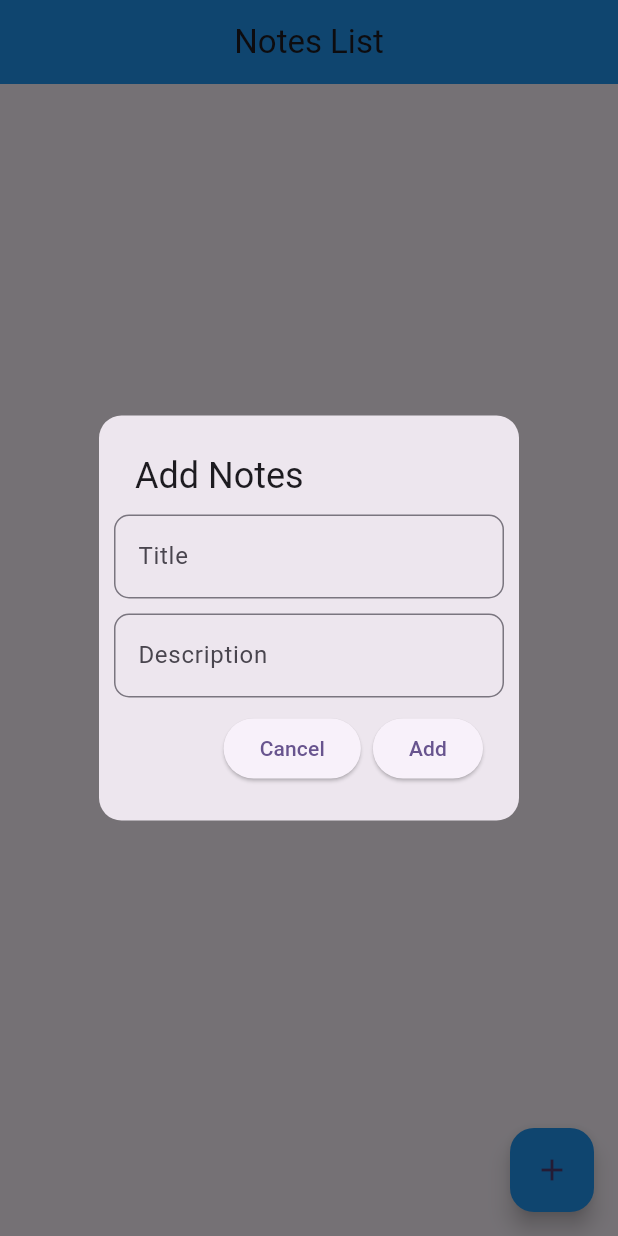
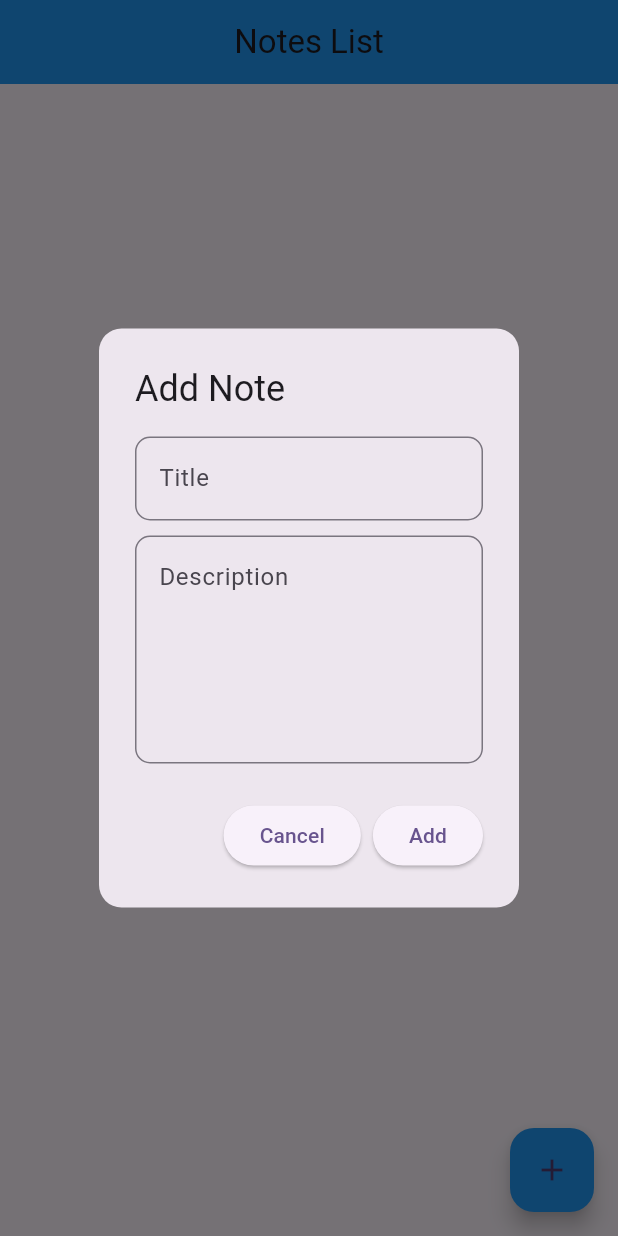
Before and after one commit to rafiullahkhaleel/flutter-sqlite-database, a Flutter app: the screen it shows after launch, after a tap on the "add" icon, on a phone screen of 412 x 824 dp. Run offline on Flutter 3.47's test engine with Material 3 defaults, Android fonts, the phone set to English and light mode, and no system bars; our stand-ins replace flutter_riverpod, sqflite; accounts and stored records are empty.

Commit message:
feat: refactor notes fetching to use NoteEntity and implement MyHomeScreen with CRUD functionality

```diff
--- a/lib/clean_architecture/features/notes/domain/usecases/fetch_notes.dart
+++ b/lib/clean_architecture/features/notes/domain/usecases/fetch_notes.dart
@@ -1,8 +1,9 @@
 import 'package:sqlite_database/clean_architecture/features/notes/data/model/note_model.dart';
+import 'package:sqlite_database/clean_architecture/features/notes/domain/entities/entities.dart';
 import 'package:sqlite_database/clean_architecture/features/notes/domain/repositories/note_repository.dart';
 
 class FetchNotes {
   final NotesRepository repo;
   FetchNotes(this.repo);
-  Future<List<NoteModel>> call() => repo.fetchNotes();
+  Future<List<NoteEntity>> call() => repo.fetchNotes();
 }
--- a/lib/clean_architecture/features/notes/presentation/notes_provider.dart
+++ b/lib/clean_architecture/features/notes/presentation/providers/notes_provider.dart
@@ -2,13 +2,26 @@ import 'package:flutter_riverpod/flutter_riverpod.dart';
 import 'package:flutter_riverpod/legacy.dart';
 import 'package:sqlite_database/clean_architecture/features/notes/domain/entities/entities.dart';
 
-import '../data/model/note_model.dart';
-import '../domain/usecases/add_notes.dart';
-import '../domain/usecases/delete_notes.dart';
-import '../domain/usecases/fetch_notes.dart';
-import '../domain/usecases/update_notes.dart';
+import '../../data/datasources/note_local_datasource.dart';
+import '../../data/repositories/note_repository_impl.dart';
+import '../../domain/usecases/add_notes.dart';
+import '../../domain/usecases/delete_notes.dart';
+import '../../domain/usecases/fetch_notes.dart';
+import '../../domain/usecases/update_notes.dart';
 
-class NotesNotifier extends StateNotifier<AsyncValue<List<NoteModel>>> {
+final notesProvider =
+    StateNotifierProvider<NotesNotifier, AsyncValue<List<NoteEntity>>>((ref) {
+      final dataSource = NoteLocalDatasource();
+      final repo = NoteRepositoryImpl(dataSource);
+      return NotesNotifier(
+        FetchNotes(repo),
+        AddNotes(repo),
+        UpdateNotes(repo),
+        DeleteNotes(repo),
+      );
+    });
+
+class NotesNotifier extends StateNotifier<AsyncValue<List<NoteEntity>>> {
   final FetchNotes _fetchNotes;
   final AddNotes _addNotes;
   final UpdateNotes _updateNotes;
--- /dev/null
+++ b/lib/clean_architecture/features/notes/presentation/screens/home_screen.dart
@@ -0,0 +1,117 @@
+import 'package:flutter/material.dart';
+import 'package:flutter_riverpod/flutter_riverpod.dart';
+import '../../domain/entities/entities.dart';
+import '../providers/notes_provider.dart';
+import '../widgets/note_dialog.dart';
+
+class MyHomeScreen extends ConsumerWidget {
+  const MyHomeScreen({super.key});
+
+  @override
+  Widget build(BuildContext context, WidgetRef ref) {
+    final notesState = ref.watch(notesProvider);
+
+    return Scaffold(
+      appBar: AppBar(
+        title: const Text('Notes List'),
+        centerTitle: true,
+        backgroundColor: Colors.blue,
+      ),
+
+      body: notesState.when(
+        loading: () => const Center(child: CircularProgressIndicator()),
+        error: (e, _) => Center(child: Text(e.toString())),
+        data: (notes) {
+          if (notes.isEmpty) {
+            return const Center(child: Text("No Notes available"));
+          }
+
+          return ListView.builder(
+            itemCount: notes.length,
+            itemBuilder: (context, index) {
+              final NoteEntity note = notes[index];
+
+              return ListTile(
+                leading: Text("${index + 1}"),
+                title: Text(note.title),
+                subtitle: Text(note.description),
+                trailing: Row(
+                  mainAxisSize: MainAxisSize.min,
+                  children: [
+                    /// ---------- Edit Button ----------
+                    IconButton(
+                      icon: const Icon(Icons.edit),
+                      onPressed: () {
+                        showDialog(
+                          context: context,
+                          builder: (context) {
+                            return NoteDialog(
+                              isEdit: true,
+                              titleText: note.title,
+                              descText: note.description,
+                              onSubmit: (title, desc) async {
+                                await ref
+                                    .read(notesProvider.notifier)
+                                    .update(note.id!, title, desc);
+
+                                Navigator.pop(context);
+                                ScaffoldMessenger.of(context).showSnackBar(
+                                  const SnackBar(
+                                      content: Text("Note Updated")),
+                                );
+                              },
+                            );
+                          },
+                        );
+                      },
+                    ),
+
+                    /// ---------- Delete Button ----------
+                    IconButton(
+                      icon: const Icon(Icons.delete),
+                      onPressed: () async {
+                        await ref
+                            .read(notesProvider.notifier)
+                            .delete(note.id!);
+
+                        ScaffoldMessenger.of(context).showSnackBar(
+                          const SnackBar(content: Text("Note Deleted")),
+                        );
+                      },
+                    ),
+                  ],
+                ),
+              );
+            },
+          );
+        },
+      ),
+
+      /// ---------- Floating Button ----------
+      floatingActionButton: FloatingActionButton(
+        backgroundColor: Colors.blue,
+        child: const Icon(Icons.add),
+        onPressed: () {
+          showDialog(
+            context: context,
+            builder: (context) {
+              return NoteDialog(
+                isEdit: false,
+                onSubmit: (title, desc) async {
+                  await ref
+                      .read(notesProvider.notifier)
+                      .add(title, desc);
+
+                  Navigator.pop(context);
+                  ScaffoldMessenger.of(context).showSnackBar(
+                    const SnackBar(content: Text("Note Added")),
+                  );
+                },
+              );
+            },
+          );
+        },
+      ),
+    );
+  }
+}
--- /dev/null
+++ b/lib/clean_architecture/features/notes/presentation/widgets/note_dialog.dart
@@ -0,0 +1,80 @@
+import 'package:flutter/material.dart';
+
+class NoteDialog extends StatefulWidget {
+  final bool isEdit;
+  final String? titleText;
+  final String? descText;
+  final Function(String title, String desc) onSubmit;
+
+  const NoteDialog({
+    super.key,
+    required this.onSubmit,
+    this.isEdit = false,
+    this.titleText,
+    this.descText,
+  });
+
+  @override
+  State<NoteDialog> createState() => _NoteDialogState();
+}
+
+class _NoteDialogState extends State<NoteDialog> {
+  late TextEditingController titleController;
+  late TextEditingController descController;
+
+  @override
+  void initState() {
+    titleController = TextEditingController(text: widget.titleText ?? "");
+    descController = TextEditingController(text: widget.descText ?? "");
+    super.initState();
+  }
+
+  @override
+  Widget build(BuildContext context) {
+    return AlertDialog(
+      shape: RoundedRectangleBorder(borderRadius: BorderRadius.circular(15)),
+      title: Text(widget.isEdit ? "Edit Note" : "Add Note"),
+      content: Column(
+        mainAxisSize: MainAxisSize.min,
+        children: [
+          TextField(
+            controller: titleController,
+            decoration: InputDecoration(
+              hintText: 'Title',
+              border: OutlineInputBorder(
+                borderRadius: BorderRadius.circular(10),
+              ),
+            ),
+          ),
+          const SizedBox(height: 10),
+          TextField(
+            controller: descController,
+            maxLines: 5,
+            decoration: InputDecoration(
+              hintText: 'Description',
+              border: OutlineInputBorder(
+                borderRadius: BorderRadius.circular(10),
+              ),
+            ),
+          ),
+        ],
+      ),
+      actions: [
+        ElevatedButton(
+          onPressed: () => Navigator.pop(context),
+          child: const Text("Cancel"),
+        ),
+        ElevatedButton(
+          onPressed: () {
+            if (titleController.text.isEmpty || descController.text.isEmpty) {
+              return;
+            }
+
+            widget.onSubmit(titleController.text, descController.text);
+          },
+          child: Text(widget.isEdit ? "Update" : "Add"),
+        ),
+      ],
+    );
+  }
+}
--- a/lib/main.dart
+++ b/lib/main.dart
@@ -1,5 +1,6 @@
 import 'package:flutter/material.dart';
-import 'package:sqlite_database/screens/home_screen.dart';
+import 'package:flutter_riverpod/flutter_riverpod.dart';
+import 'package:sqlite_database/clean_architecture/features/notes/presentation/screens/home_screen.dart';
 
 void main() {
   runApp(const MyApp());
@@ -10,13 +11,15 @@ class MyApp extends StatelessWidget {
 
   @override
   Widget build(BuildContext context) {
-    return MaterialApp(
-      title: 'Flutter Demo',
-      debugShowCheckedModeBanner: false,
-      theme: ThemeData(
-        colorScheme: .fromSeed(seedColor: Colors.deepPurple),
+    return ProviderScope(
+      child: MaterialApp(
+        title: 'Flutter Demo',
+        debugShowCheckedModeBanner: false,
+        theme: ThemeData(
+          colorScheme: .fromSeed(seedColor: Colors.deepPurple),
+        ),
+        home: const MyHomeScreen(),
       ),
-      home: const HomeScreen(),
     );
   }
 }
--- a/lib/screens/home_screen.dart
+++ b/lib/screens/home_screen.dart
@@ -54,7 +54,7 @@ class _HomeScreenState extends State<HomeScreen> {
                           showDialog(
                             context: context,
                             builder: (context) {
-                              return NoteDialog(
+                              return NoteDialogm(
                                 title: title,
                                 desc: desc,
                                 onTap: () async {
@@ -111,7 +111,7 @@ class _HomeScreenState extends State<HomeScreen> {
           showDialog(
             context: context,
             builder: (context) {
-              return NoteDialog(
+              return NoteDialogm(
                 title: title,
                 desc: desc,
                 onTap: () async {
--- a/lib/widgets/note_dailoge.dart
+++ b/lib/widgets/note_dailoge.dart
@@ -1,10 +1,10 @@
 import 'package:flutter/material.dart';
 
-class NoteDialog extends StatelessWidget {
+class NoteDialogm extends StatelessWidget {
   final TextEditingController title;
   final TextEditingController desc;
   final VoidCallback onTap;
-  const NoteDialog({
+  const NoteDialogm({
     super.key,
     required this.title,
     required this.desc,
```
